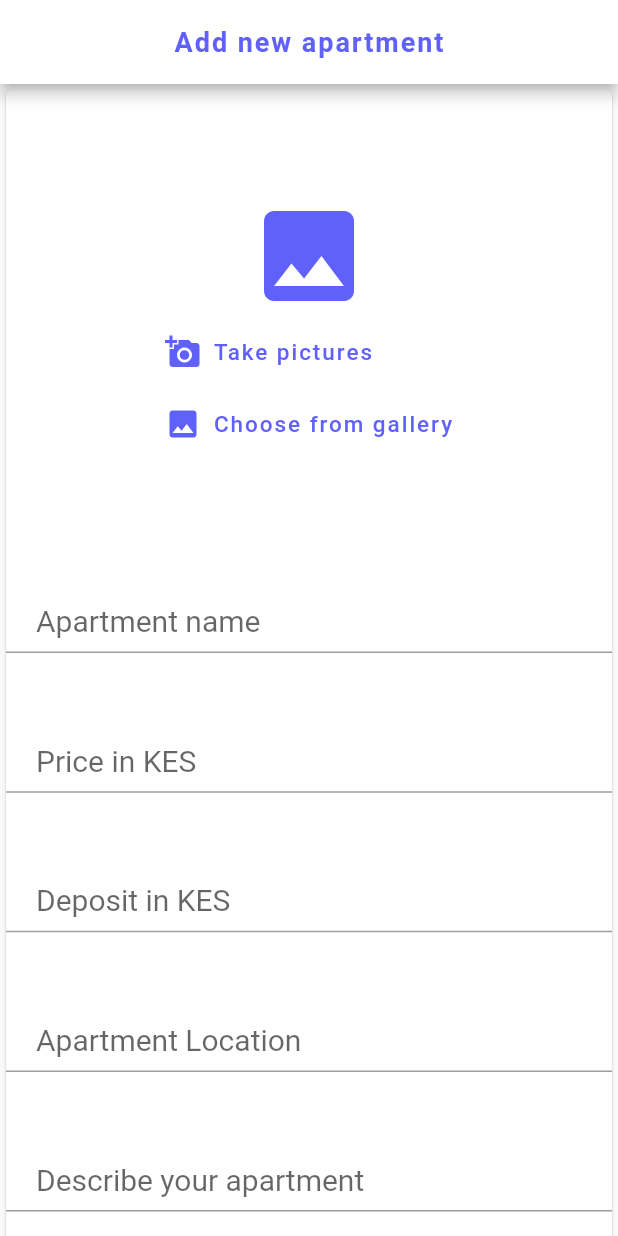
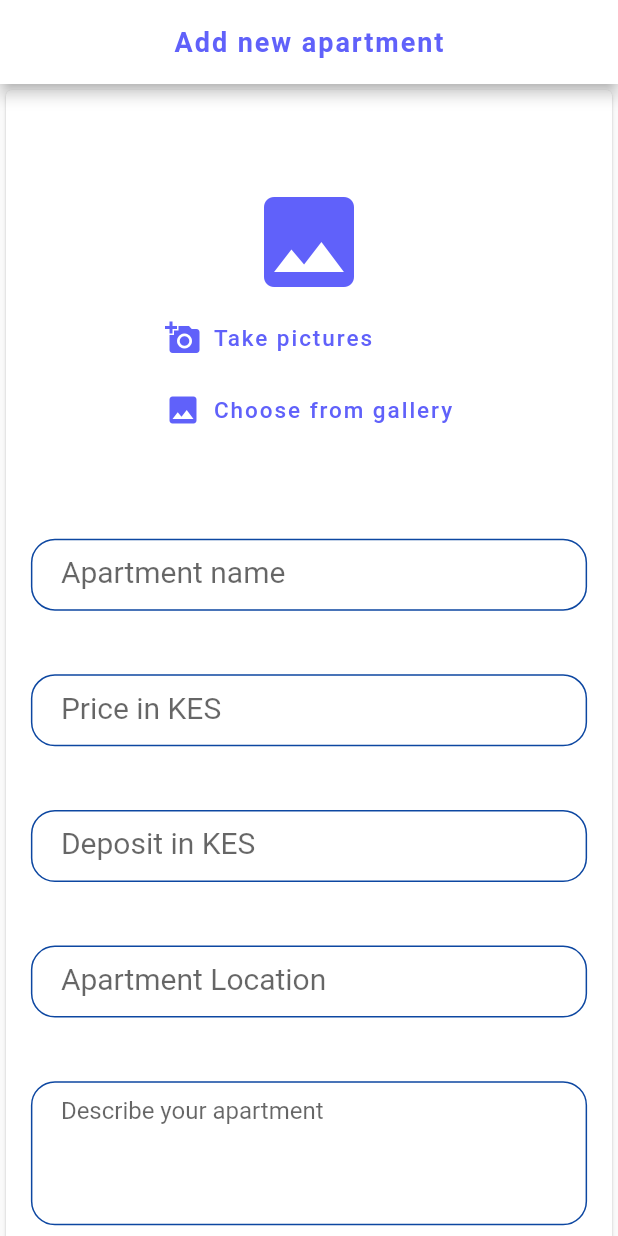
Before and after one commit to RonnyK36/finder, a Flutter app: the AddApartment screen opened directly, on a phone screen of 412 x 824 dp. Run offline on Flutter 3.47's test engine with Material 2 defaults, Android fonts, the phone set to English and light mode, and no system bars; our stand-ins replace cloud_firestore, firebase_auth, firebase_core, firebase_storage, flutter_spinkit, get and 3 more; missing offline and left inert: flutter_phone_direct_caller; accounts and stored records are empty; Roboto replaces fonts that are missing (Ubuntu).

Commit message:
Final Commit

```diff
--- a/lib/controllers/auth_controllers.dart
+++ b/lib/controllers/auth_controllers.dart
@@ -25,14 +25,9 @@ class AuthController extends GetxController {
 
   @override
   void onInit() {
-    getTenants();
     displayName = userProfile != null ? userProfile!.displayName! : '';
 
     super.onInit();
-  }
-
-  getTenants() {
-    tenantsRef.get();
   }
 
   void signUp(
--- a/lib/views/screens/auth_views/root.dart
+++ b/lib/views/screens/auth_views/root.dart
@@ -21,7 +21,9 @@ class _RootState extends State<Root> {
       body: GetBuilder<AuthController>(
         builder: (_) {
           return SafeArea(
-            child: _.userProfile != null ? NavigationManager() : LoginPage(),
+            child: _.userProfile != null
+                ? NavigationManager(uid: _.userProfile!.uid)
+                : LoginPage(),
           );
         },
       ),
--- a/lib/views/screens/landlord_views/add_apartments.dart
+++ b/lib/views/screens/landlord_views/add_apartments.dart
@@ -116,12 +116,35 @@ class _AddApartmentState extends State<AddApartment> {
     setState(() {
       isLoading = true;
     });
-    String downloadUrl = await _uploadImage(name, image);
 
+    if (image == null) {
+      showDialog(
+          context: context,
+          builder: (context) {
+            return AlertDialog(
+              title: Text(
+                'No Image selected',
+                style: kUbuntu15.copyWith(
+                  fontSize: 20,
+                  fontWeight: FontWeight.bold,
+                  color: kAccentColor,
+                ),
+              ),
+              content: Text('Please select an image to continue.'),
+              actions: [
+                TextButton(
+                    onPressed: () {
+                      Navigator.of(context).pop();
+                    },
+                    child: Text('Got it'))
+              ],
+            );
+          });
+    } else {
       setState(() {
         isUploadComplete = true;
       });
-
+      String downloadUrl = await _uploadImage(name, image);
       _createApartment(
         context,
         downloadUrl: downloadUrl,
@@ -131,6 +154,12 @@ class _AddApartmentState extends State<AddApartment> {
         location: location,
         description: description,
       );
+      nameController.clear();
+      priceController.clear();
+      depositController.clear();
+      locationController.clear();
+      descriptionController.clear();
+    }
   }
 
   @override
@@ -320,19 +349,51 @@ class _AddApartmentState extends State<AddApartment> {
                           labelText: 'Apartment Location',
                           keyboardType: TextInputType.name,
                         ),
-                        UploadTextFormField(
+                        Container(
+                          width: Config.screenWidth! * 0.9,
+                          child: TextFormField(
                             controller: descriptionController,
-                          prefixText: 'Description:  ',
                             validator: (val) {
-                            if (val.isEmpty) {
+                              if (val!.isEmpty) {
                                 return 'Field cannot be empty';
                               }
                               if (val.length <= 15) {
                                 return 'Please provide a more descriptive input';
                               }
                             },
+                            keyboardType: TextInputType.multiline,
+                            minLines: 4,
+                            maxLines: 5,
+                            decoration: InputDecoration(
+                              contentPadding: EdgeInsets.symmetric(
+                                  vertical: 10, horizontal: 20),
+                              alignLabelWithHint: true,
+                              prefixText: 'Description:  ',
                               labelText: 'Describe your apartment',
-                          keyboardType: TextInputType.name,
+                              focusedBorder: OutlineInputBorder(
+                                borderSide: BorderSide(
+                                  width: 2,
+                                  color: kAccentColor,
+                                ),
+                                borderRadius: BorderRadius.circular(16),
+                              ),
+                              enabledBorder: OutlineInputBorder(
+                                borderSide: BorderSide(color: kPrimaryColor),
+                                borderRadius: BorderRadius.circular(16),
+                              ),
+                              errorBorder: OutlineInputBorder(
+                                borderSide: BorderSide(color: kErrorColor),
+                                borderRadius: BorderRadius.circular(16),
+                              ),
+                              focusedErrorBorder: OutlineInputBorder(
+                                borderSide: BorderSide(
+                                  width: 2,
+                                  color: kAccentColor,
+                                ),
+                                borderRadius: BorderRadius.circular(16),
+                              ),
+                            ),
+                          ),
                         ),
                       ],
                     ),
@@ -357,13 +418,8 @@ class _AddApartmentState extends State<AddApartment> {
                       image,
                     );
                   }
-                  nameController.clear();
-                  priceController.clear();
-                  depositController.clear();
-                  locationController.clear();
-                  descriptionController.clear();
                 },
-                label: 'New apartment',
+                label: 'Create apartment',
               ),
             ],
           ),
--- a/lib/widgets/components/upload_text_field.dart
+++ b/lib/widgets/components/upload_text_field.dart
@@ -1,3 +1,4 @@
+import 'package:finder/config/configurations.dart';
 import 'package:flutter/material.dart';
 import 'package:flutter/services.dart';
 
@@ -24,7 +25,11 @@ class UploadTextFormField extends StatelessWidget {
 
   @override
   Widget build(BuildContext context) {
-    return TextFormField(
+    return Container(
+      width: Config.screenWidth! * 0.9,
+      child: Column(
+        children: [
+          TextFormField(
             scrollPadding: EdgeInsets.all(20),
             autovalidateMode: AutovalidateMode.onUserInteraction,
             keyboardType: keyboardType,
@@ -32,32 +37,37 @@ class UploadTextFormField extends StatelessWidget {
             validator: validator,
             decoration: InputDecoration(
               prefixText: prefixText,
-        contentPadding: EdgeInsets.symmetric(vertical: 10, horizontal: 20),
+              contentPadding:
+                  EdgeInsets.symmetric(vertical: 10, horizontal: 20),
               labelText: labelText,
               alignLabelWithHint: true,
               labelStyle: TextStyle(fontSize: 20),
-        // focusedBorder: OutlineInputBorder(
-        //   borderSide: BorderSide(
-        //     width: 2,
-        //     color: kAccentColor,
-        //   ),
-        //   borderRadius: BorderRadius.circular(16),
-        // ),
-        // enabledBorder: OutlineInputBorder(
-        //   borderSide: BorderSide(color: kPrimaryColor),
-        //   borderRadius: BorderRadius.circular(16),
-        // ),
-        // errorBorder: OutlineInputBorder(
-        //   borderSide: BorderSide(color: kErrorColor),
-        //   borderRadius: BorderRadius.circular(16),
-        // ),
-        // focusedErrorBorder: OutlineInputBorder(
-        //   borderSide: BorderSide(
-        //     width: 2,
-        //     color: kAccentColor,
-        //   ),
-        //   borderRadius: BorderRadius.circular(16),
-        // ),
+              focusedBorder: OutlineInputBorder(
+                borderSide: BorderSide(
+                  width: 2,
+                  color: kAccentColor,
+                ),
+                borderRadius: BorderRadius.circular(16),
+              ),
+              enabledBorder: OutlineInputBorder(
+                borderSide: BorderSide(color: kPrimaryColor),
+                borderRadius: BorderRadius.circular(16),
+              ),
+              errorBorder: OutlineInputBorder(
+                borderSide: BorderSide(color: kErrorColor),
+                borderRadius: BorderRadius.circular(16),
+              ),
+              focusedErrorBorder: OutlineInputBorder(
+                borderSide: BorderSide(
+                  width: 2,
+                  color: kAccentColor,
+                ),
+                borderRadius: BorderRadius.circular(16),
+              ),
+            ),
+          ),
+          SizedBox(height: Config.screenHeight! * 0.02),
+        ],
       ),
     );
   }
```
Also changed, not shown: lib/views/screens/auth_views/bottom_navigation.dart (+24 -23 lines), lib/views/screens/landlord_views/update_apartment.dart (+29 -1 lines), lib/views/screens/tenant_views/apartments.dart (+5 -3 lines), lib/views/screens/tenant_views/search.dart (+16 -17 lines), lib/widgets/components/single_apartment_card.dart (+4 -3 lines). Lines whose indentation alone changed are shown as unchanged.
